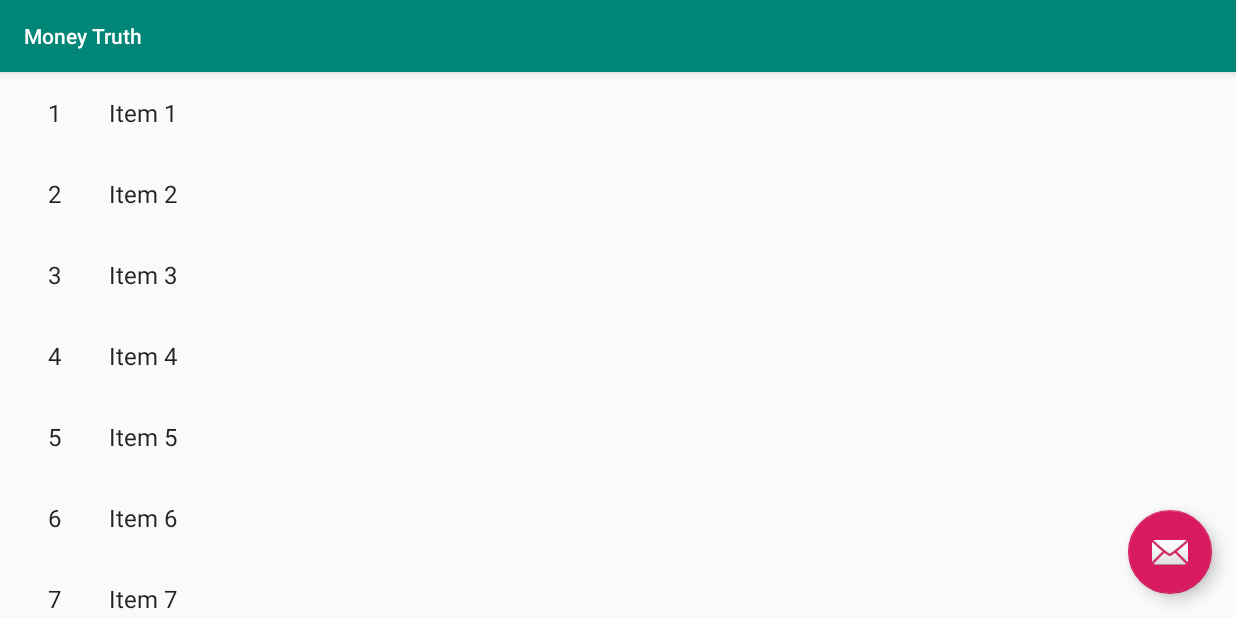
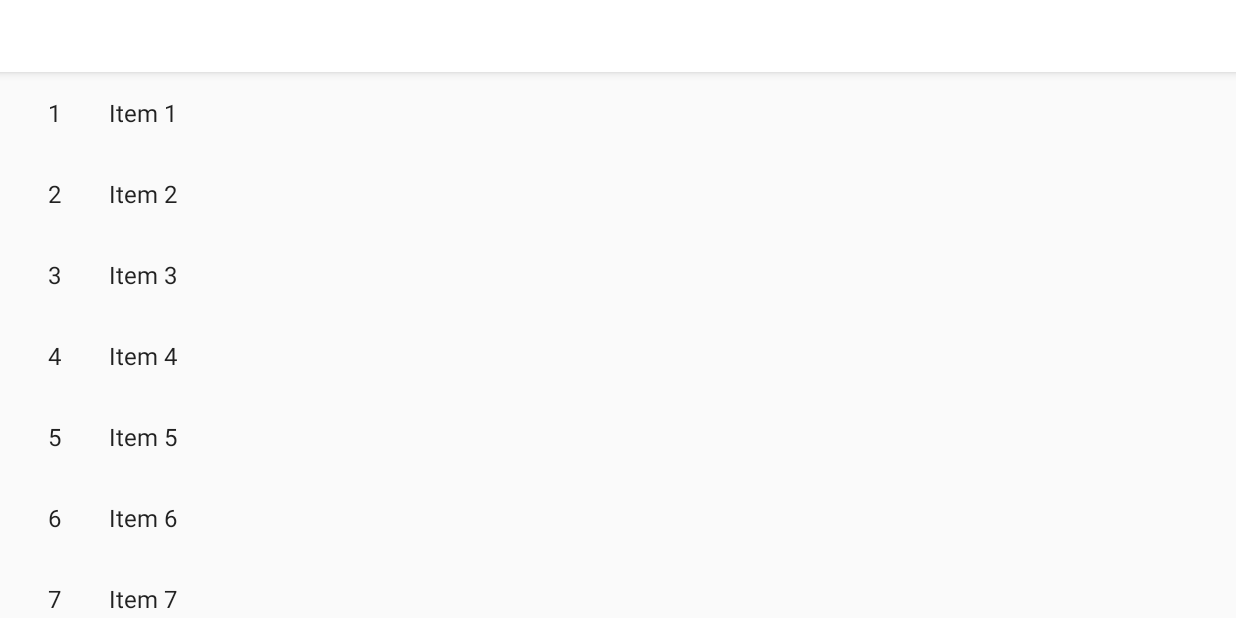
Before and after one commit to niteshjainmj/cuteapp, an Android app: the ItemListActivity screen opened directly, with no data from a screen before it, on a phone screen of 824 x 412 dp (held sideways). Run offline under Robolectric (Android 15) with nearby library versions, the phone set to English and light mode, and no system bars; 2 statements that could not run were skipped.

Commit message:
fixed some UI issue

```diff
--- a/app/src/main/java/com/moneytruth/screens/HomeActivity.kt
+++ b/app/src/main/java/com/moneytruth/screens/HomeActivity.kt
@@ -1,5 +1,6 @@
 package com.moneytruth.screens
 
+import android.content.Intent
 import android.os.Bundle
 import android.view.Menu
 import android.view.MenuInflater
@@ -26,7 +27,7 @@ class HomeActivity : AppCompatActivity() {
 
     override fun onOptionsItemSelected(item: MenuItem): Boolean {
         if(item.itemId == R.id.menu_setting){
-            //
+            startActivity(Intent(this, ItemListActivity::class.java))
             return true
         }else{
             return super.onOptionsItemSelected(item)
--- a/app/src/main/res/layout-w900dp/item_list.xml
+++ b/app/src/main/res/layout-w900dp/item_list.xml
@@ -18,7 +18,8 @@
 
     -->
 
-    <androidx.recyclerview.widget.RecyclerView xmlns:android="http://schemas.android.com/apk/res/android"
+    <androidx.recyclerview.widget.RecyclerView
+        xmlns:android="http://schemas.android.com/apk/res/android"
         xmlns:tools="http://schemas.android.com/tools"
         android:id="@+id/item_list"
         android:name="com.moneytruth.ItemListFragment"
--- a/app/src/main/res/layout/activity_item_list.xml
+++ b/app/src/main/res/layout/activity_item_list.xml
@@ -17,7 +17,10 @@
             android:id="@+id/toolbar"
             android:layout_width="match_parent"
             android:layout_height="?attr/actionBarSize"
-            app:popupTheme="@style/AppTheme.PopupOverlay" />
+            app:popupTheme="@style/AppTheme.PopupOverlay"
+
+            android:background="@color/colorWhite"
+            android:elevation="0dp"/>
 
     </com.google.android.material.appbar.AppBarLayout>
 
@@ -30,13 +33,5 @@
         <include layout="@layout/item_list" />
     </FrameLayout>
 
-    <com.google.android.material.floatingactionbutton.FloatingActionButton
-        android:id="@+id/fab"
-        android:layout_width="wrap_content"
-        android:layout_height="wrap_content"
-        android:layout_gravity="bottom|end"
-        android:layout_margin="@dimen/fab_margin"
-        app:srcCompat="@android:drawable/ic_dialog_email" />
-
 
 </androidx.coordinatorlayout.widget.CoordinatorLayout>
--- a/app/src/main/res/layout/content_home.xml
+++ b/app/src/main/res/layout/content_home.xml
@@ -73,7 +73,8 @@
                 app:layout_constraintEnd_toEndOf="parent"
                 app:layout_constraintStart_toStartOf="@+id/guideline2"
                 app:layout_constraintTop_toTopOf="parent"
-                tools:srcCompat="@drawable/goal_image" />
+                android:src="@drawable/goal_image"
+                android:contentDescription="@string/app_name" />
 
             <TextView
                 android:id="@+id/textView3"
```
Also changed, not shown: app/src/main/java/com/moneytruth/dummy/AppManager.kt (added, +20 -0 lines).
